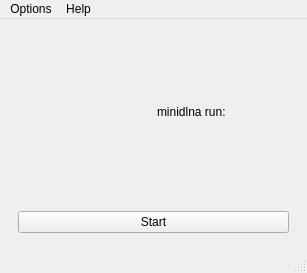
coolshou/kminidlna, file src/view/qminidlna.ui: the form before one commit.
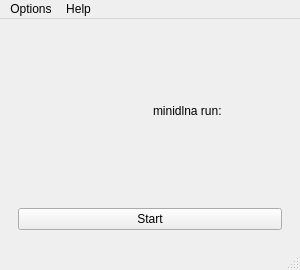
The form after the commit. Icons and pictures are not drawn.

Patch:
```diff
--- a/src/view/qminidlna.ui
+++ b/src/view/qminidlna.ui
@@ -6,10 +6,16 @@
    <rect>
     <x>0</x>
     <y>0</y>
-    <width>307</width>
-    <height>273</height>
+    <width>300</width>
+    <height>270</height>
    </rect>
   </property>
+  <property name="minimumSize">
+   <size>
+    <width>300</width>
+    <height>270</height>
+   </size>
+  </property>
   <property name="windowTitle">
    <string>MainWindow</string>
   </property>
@@ -62,7 +68,7 @@
     <rect>
      <x>0</x>
      <y>0</y>
-     <width>307</width>
+     <width>300</width>
      <height>29</height>
     </rect>
    </property>
```
